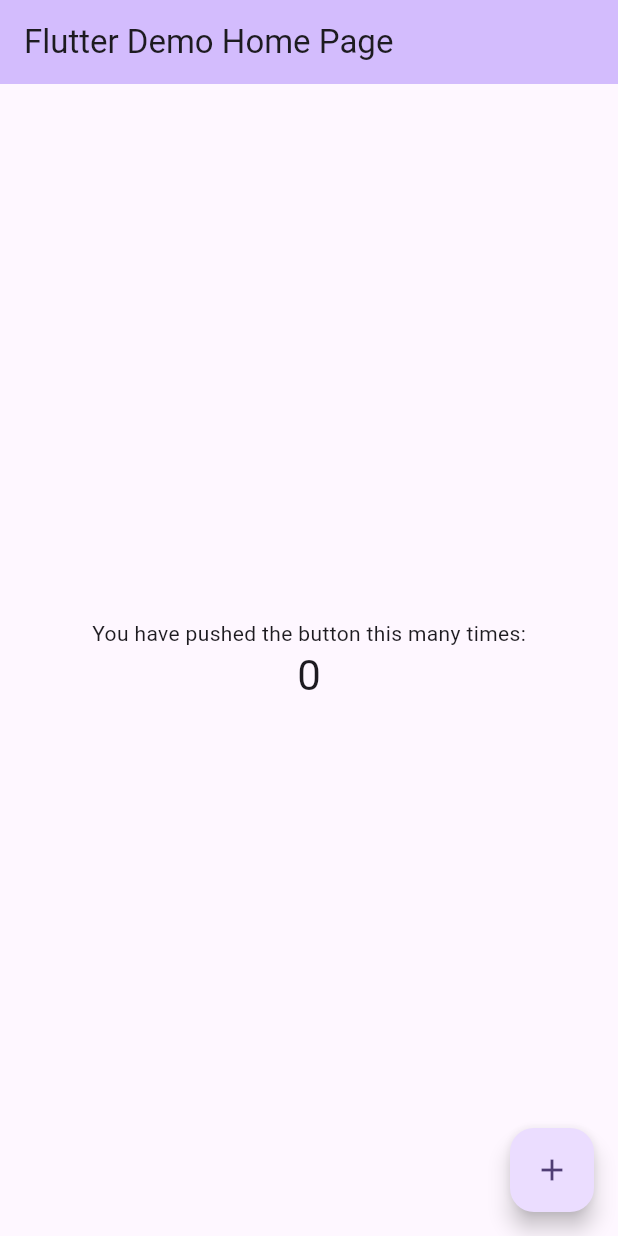
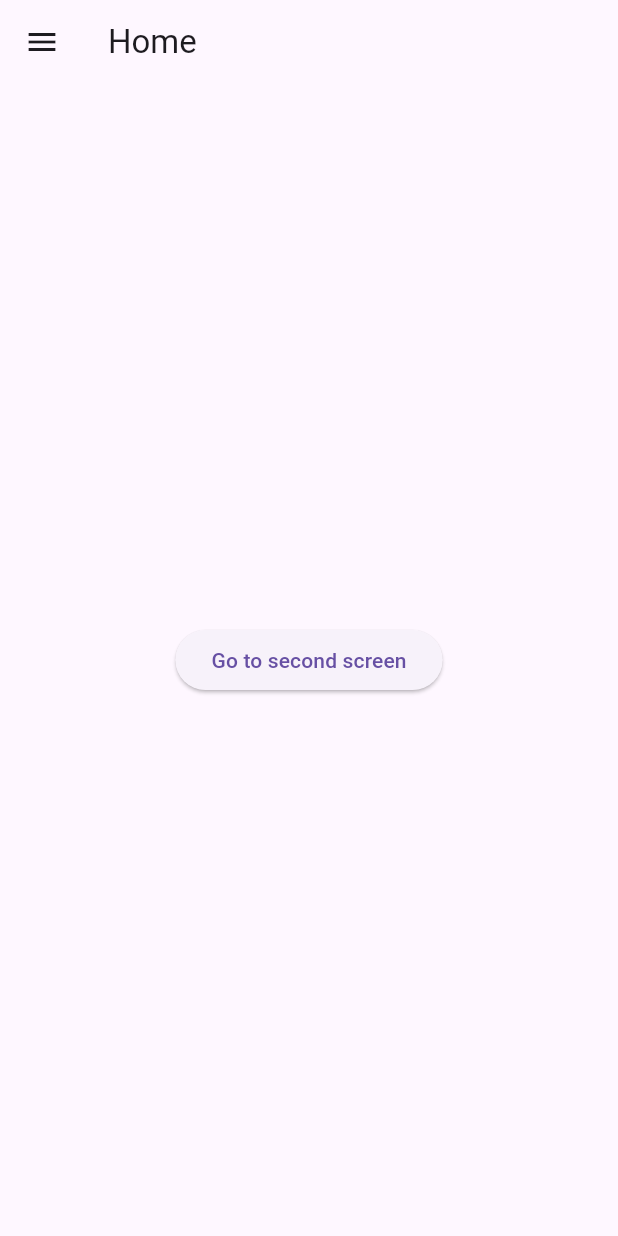
Before and after one commit to pondday1597/my_awesome_project, a Flutter app: the screen it shows after launch, on a phone screen of 412 x 824 dp. Run offline on Flutter 3.47's test engine with Material 3 defaults, Android fonts, the phone set to English and light mode, and no system bars.

Commit message:
เพิ่มหน้า screen

```diff
--- a/lib/main.dart
+++ b/lib/main.dart
@@ -1,125 +1,20 @@
 import 'package:flutter/material.dart';
+import 'package:my_awesome_project/screen/home_screen.dart';
 
 void main() {
-  runApp(const MyApp());
+  runApp(MyApp());
 }
 
 class MyApp extends StatelessWidget {
   const MyApp({super.key});
-
-  // This widget is the root of your application.
   @override
   Widget build(BuildContext context) {
     return MaterialApp(
       title: 'Flutter Demo',
       theme: ThemeData(
-        // This is the theme of your application.
-        //
-        // TRY THIS: Try running your application with "flutter run". You'll see
-        // the application has a purple toolbar. Then, without quitting the app,
-        // try changing the seedColor in the colorScheme below to Colors.green
-        // and then invoke "hot reload" (save your changes or press the "hot
-        // reload" button in a Flutter-supported IDE, or press "r" if you used
-        // the command line to start the app).
-        //
-        // Notice that the counter didn't reset back to zero; the application
-        // state is not lost during the reload. To reset the state, use hot
-        // restart instead.
-        //
-        // This works for code too, not just values: Most code changes can be
-        // tested with just a hot reload.
-        colorScheme: ColorScheme.fromSeed(seedColor: Colors.deepPurple),
-        useMaterial3: true,
+        primarySwatch: Colors.blue,
       ),
-      home: const MyHomePage(title: 'Flutter Demo Home Page'),
+      home: const HomeScreen(),
     );
   }
 }
-
-class MyHomePage extends StatefulWidget {
-  const MyHomePage({super.key, required this.title});
-
-  // This widget is the home page of your application. It is stateful, meaning
-  // that it has a State object (defined below) that contains fields that affect
-  // how it looks.
-
-  // This class is the configuration for the state. It holds the values (in this
-  // case the title) provided by the parent (in this case the App widget) and
-  // used by the build method of the State. Fields in a Widget subclass are
-  // always marked "final".
-
-  final String title;
-
-  @override
-  State<MyHomePage> createState() => _MyHomePageState();
-}
-
-class _MyHomePageState extends State<MyHomePage> {
-  int _counter = 0;
-
-  void _incrementCounter() {
-    setState(() {
-      // This call to setState tells the Flutter framework that something has
-      // changed in this State, which causes it to rerun the build method below
-      // so that the display can reflect the updated values. If we changed
-      // _counter without calling setState(), then the build method would not be
-      // called again, and so nothing would appear to happen.
-      _counter++;
-    });
-  }
-
-  @override
-  Widget build(BuildContext context) {
-    // This method is rerun every time setState is called, for instance as done
-    // by the _incrementCounter method above.
-    //
-    // The Flutter framework has been optimized to make rerunning build methods
-    // fast, so that you can just rebuild anything that needs updating rather
-    // than having to individually change instances of widgets.
-    return Scaffold(
-      appBar: AppBar(
-        // TRY THIS: Try changing the color here to a specific color (to
-        // Colors.amber, perhaps?) and trigger a hot reload to see the AppBar
-        // change color while the other colors stay the same.
-        backgroundColor: Theme.of(context).colorScheme.inversePrimary,
-        // Here we take the value from the MyHomePage object that was created by
-        // the App.build method, and use it to set our appbar title.
-        title: Text(widget.title),
-      ),
-      body: Center(
-        // Center is a layout widget. It takes a single child and positions it
-        // in the middle of the parent.
-        child: Column(
-          // Column is also a layout widget. It takes a list of children and
-          // arranges them vertically. By default, it sizes itself to fit its
-          // children horizontally, and tries to be as tall as its parent.
-          //
-          // Column has various properties to control how it sizes itself and
-          // how it positions its children. Here we use mainAxisAlignment to
-          // center the children vertically; the main axis here is the vertical
-          // axis because Columns are vertical (the cross axis would be
-          // horizontal).
-          //
-          // TRY THIS: Invoke "debug painting" (choose the "Toggle Debug Paint"
-          // action in the IDE, or press "p" in the console), to see the
-          // wireframe for each widget.
-          mainAxisAlignment: MainAxisAlignment.center,
-          children: <Widget>[
-            const Text(
-              'You have pushed the button this many times:',
-            ),
-            Text(
-              '$_counter',
-              style: Theme.of(context).textTheme.headlineMedium,
-            ),
-          ],
-        ),
-      ),
-      floatingActionButton: FloatingActionButton(
-        onPressed: _incrementCounter,
-        tooltip: 'Increment',
-        child: const Icon(Icons.add),
-      ), // This trailing comma makes auto-formatting nicer for build methods.
-    );
-  }
-}
--- /dev/null
+++ b/lib/screen/home_screen.dart
@@ -0,0 +1,27 @@
+import 'package:flutter/material.dart';
+import 'package:my_awesome_project/screen/second_screen.dart';
+
+class HomeScreen extends StatelessWidget {
+  const HomeScreen({super.key});
+  @override
+  Widget build(BuildContext context) {
+    return Scaffold(
+      drawer: const Drawer(
+        child: Text("Test Drawer"),
+      ),
+      appBar: AppBar(
+        title: const Text('Home'),
+      ),
+      body: Center(
+        child: ElevatedButton(
+          onPressed: () {
+            Navigator.of(context).push(MaterialPageRoute(
+              builder: (context) => const SecondScreen(),
+            ));
+          },
+          child: Text('Go to second screen'),
+        ),
+      ),
+    );
+  }
+}
```
Also changed, not shown: lib/screen/second_screen.dart (added, +17 -0 lines).
